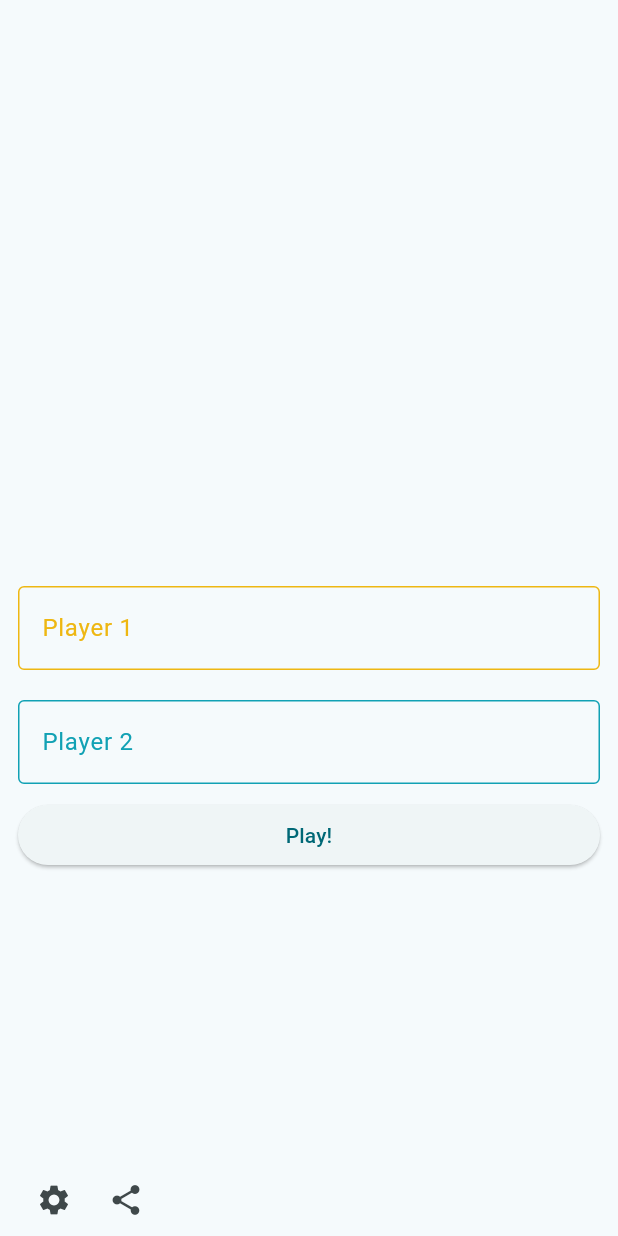
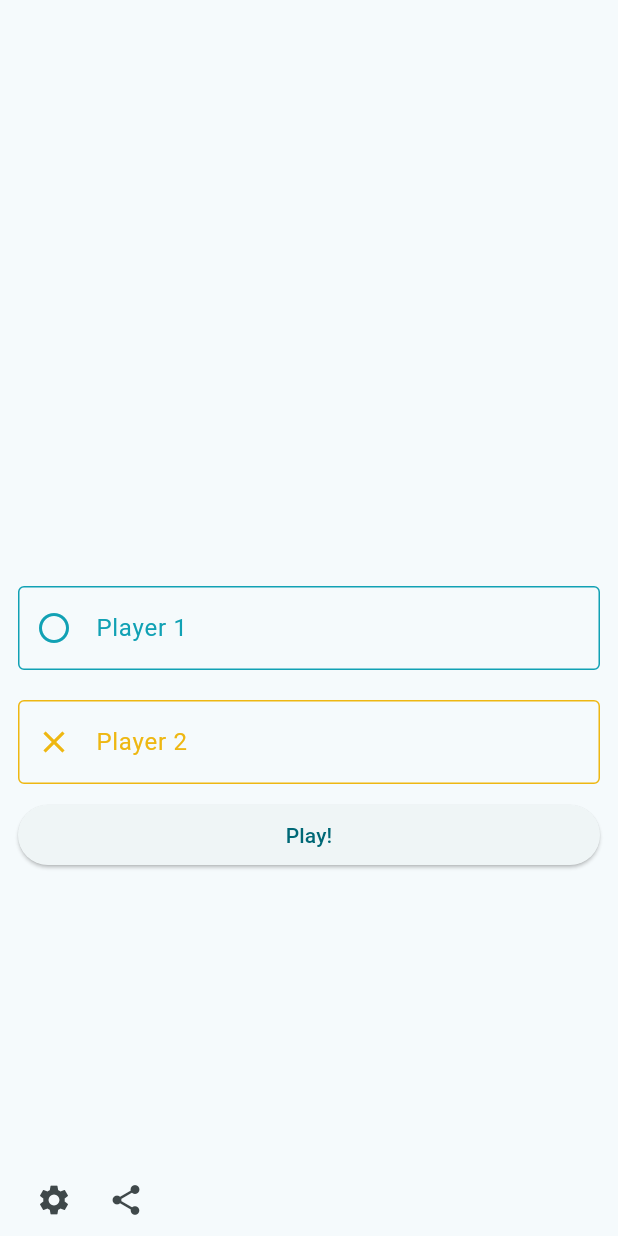
Before and after one commit to box-bm/Minimal-tic-tac-toe, a Flutter app: the screen it shows after launch, on a phone screen of 412 x 824 dp. Run offline on Flutter 3.47's test engine with Material 2 defaults, Android fonts, the light colour scheme and no system bars; our stand-ins replace animated_text_kit, bloc, equatable, flutter_bloc, hydrated_bloc.

Commit message:
change players order

```diff
--- a/lib/repository/default_players.dart
+++ b/lib/repository/default_players.dart
@@ -1,8 +1,8 @@
 import 'package:flutter/material.dart';
 import 'package:tik_tak_toe/models/player.dart';
 
-const Player defaultPlayer1 =
+const Player defaultPlayer1 = Player(
+    color: Color.fromARGB(255, 17, 161, 180), iconData: Icons.circle_outlined);
+
+const Player defaultPlayer2 =
     Player(color: Color.fromARGB(255, 238, 183, 18), iconData: Icons.close);
-
-const Player defaultPlayer2 = Player(
-    color: Color.fromARGB(255, 17, 161, 180), iconData: Icons.circle_outlined);
--- a/lib/widgets/players_form.dart
+++ b/lib/widgets/players_form.dart
@@ -49,6 +49,9 @@ class _PlayersFormState extends State<PlayersForm> {
                   controller: player1Input,
                   onChanged: (value) => changeValue(1, value),
                   decoration: InputDecoration(
+                      prefixIcon: Icon(state.player1.iconData),
+                      prefixIconColor:
+                          context.read<PlayersBloc>().state.player1.color,
                       suffixIcon: Visibility(
                           visible: player1Input.text.isNotEmpty,
                           child: IconButton(
@@ -63,14 +66,14 @@ class _PlayersFormState extends State<PlayersForm> {
                                       .player1
                                       .color ??
                                   const Color(0xFF000000))),
-                      focusedBorder: OutlineInputBorder(
-                          borderSide: BorderSide(
-                              color: context
-                                      .read<PlayersBloc>()
-                                      .state
-                                      .player1
-                                      .color ??
-                                  const Color(0xFF000000))),
+                      // focusedBorder: OutlineInputBorder(
+                      //     borderSide: BorderSide(
+                      //         color: context
+                      //                 .read<PlayersBloc>()
+                      //                 .state
+                      //                 .player1
+                      //                 .color ??
+                      //             const Color(0xFF000000))),
                       labelStyle: TextStyle(
                           color:
                               context.read<PlayersBloc>().state.player1.color),
@@ -82,6 +85,9 @@ class _PlayersFormState extends State<PlayersForm> {
                   controller: player2Input,
                   onChanged: (value) => changeValue(2, value),
                   decoration: InputDecoration(
+                      prefixIcon: Icon(state.player2.iconData),
+                      prefixIconColor:
+                          context.read<PlayersBloc>().state.player2.color,
                       suffixIcon: Visibility(
                           visible: player2Input.text.isNotEmpty,
                           child: IconButton(
@@ -96,14 +102,14 @@ class _PlayersFormState extends State<PlayersForm> {
                                       .player2
                                       .color ??
                                   const Color(0xFF000000))),
-                      focusedBorder: OutlineInputBorder(
-                          borderSide: BorderSide(
-                              color: context
-                                      .read<PlayersBloc>()
-                                      .state
-                                      .player2
-                                      .color ??
-                                  const Color(0xFF000000))),
+                      // focusedBorder: OutlineInputBorder(
+                      //     borderSide: BorderSide(
+                      //         color: context
+                      //                 .read<PlayersBloc>()
+                      //                 .state
+                      //                 .player2
+                      //                 .color ??
+                      //             const Color(0xFF000000))),
                       labelStyle: TextStyle(
                           color:
                               context.read<PlayersBloc>().state.player2.color),
```
